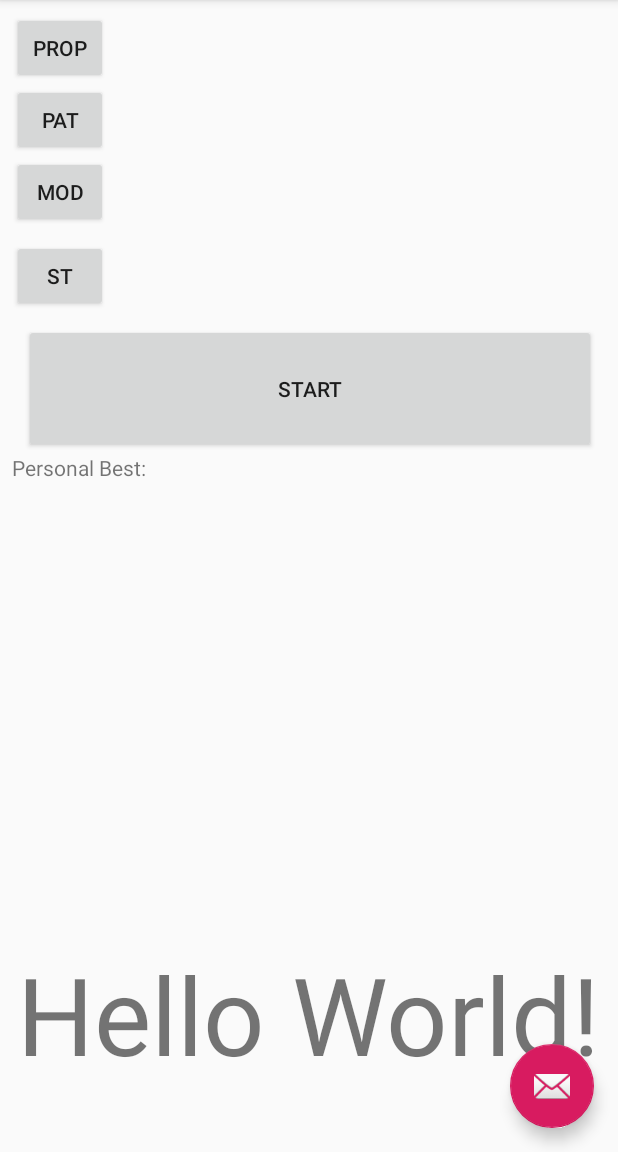
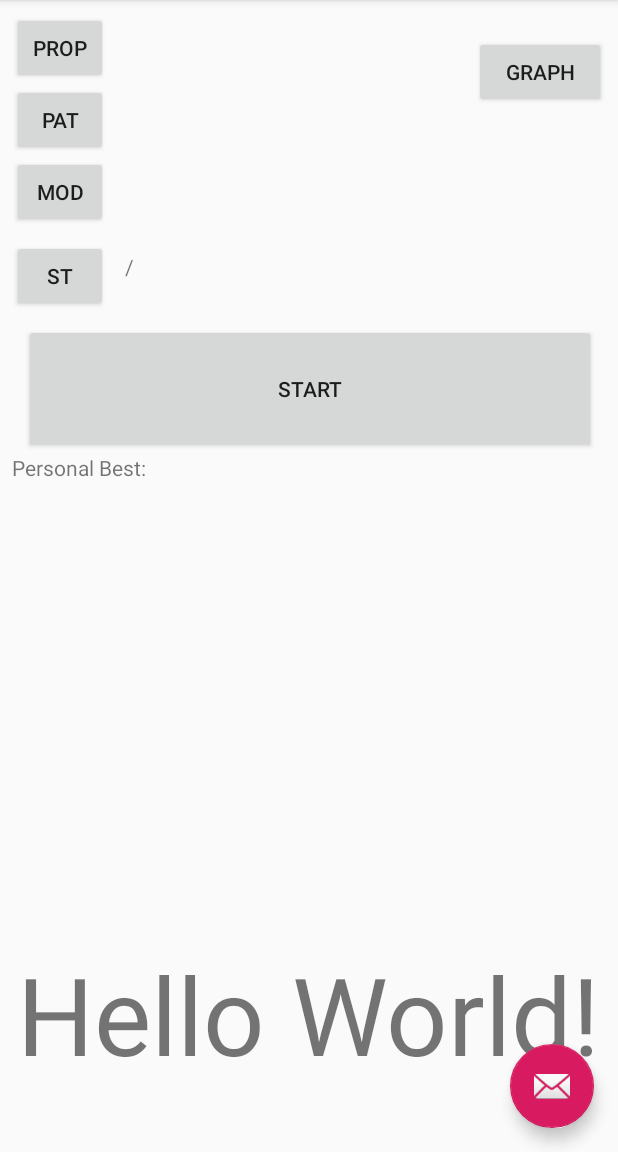
Before and after one commit to tjthejuggler/Brunn, an Android app: the screen it shows after launch (MainActivity), on a phone screen of 412 x 824 dp, the part 84-1236 px from its top. Run offline under Robolectric (Android 15) with nearby library versions, the phone set to English and light mode, and no system bars; libraries missing offline, so code that uses them is left out: com.jjoe64.graphview.

Commit message:
fixed some crashy bugs. started adding graphs.

```diff
--- a/app/build.gradle
+++ b/app/build.gradle
@@ -27,6 +27,7 @@ android {
 }
 
 dependencies {
+    implementation 'com.jjoe64:graphview:4.2.2'
     implementation project(':pocketsphinx-android-5prealpha-release')
     implementation fileTree(dir: 'libs', include: ['*.jar'])
     implementation 'com.android.support:appcompat-v7:28.0.0'
--- a/app/src/main/res/layout/content_main.xml
+++ b/app/src/main/res/layout/content_main.xml
@@ -117,6 +117,7 @@
         android:layout_marginStart="8dp"
         android:layout_marginLeft="8dp"
         android:layout_marginTop="8dp"
+        android:text=" /"
         app:layout_constraintStart_toEndOf="@+id/specialthrowbutton"
         app:layout_constraintTop_toTopOf="@+id/specialthrowbutton" />
 
@@ -152,4 +153,15 @@
         app:layout_constraintStart_toStartOf="@+id/dropbutton"
         app:layout_constraintTop_toBottomOf="@+id/dropbutton" />
 
+    <Button
+        android:id="@+id/show_graph_button"
+        android:layout_width="wrap_content"
+        android:layout_height="wrap_content"
+        android:layout_marginTop="8dp"
+        android:layout_marginEnd="8dp"
+        android:layout_marginRight="8dp"
+        android:text="Graph"
+        app:layout_constraintEnd_toEndOf="parent"
+        app:layout_constraintTop_toTopOf="@+id/proptextview" />
+
 </android.support.constraint.ConstraintLayout>
```
Also changed, not shown: app/src/main/java/com/openjuggle/brunn/MainActivity.java (+71 -16 lines), app/src/main/res/layout/show_graph_dialog.xml (added, +24 -0 lines), app/src/main/res/raw/proplisttemplate.txt (+6 -6 lines).
